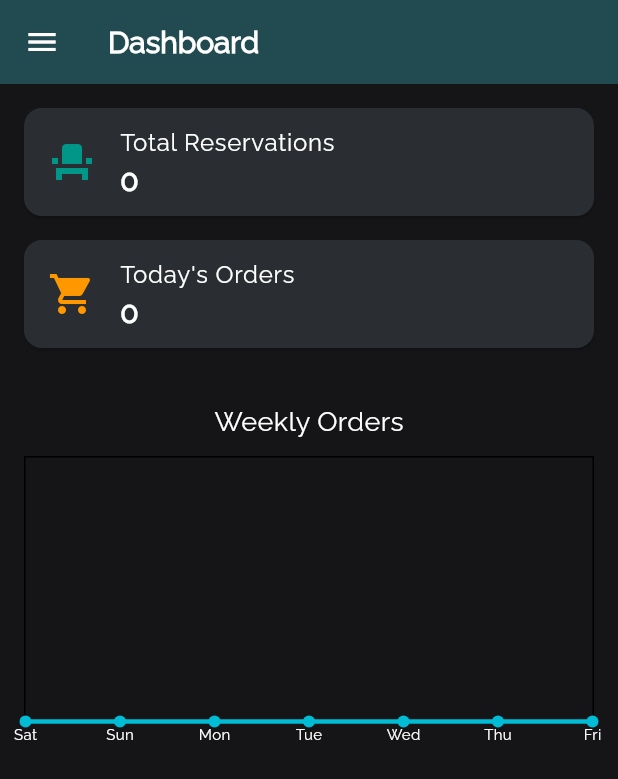
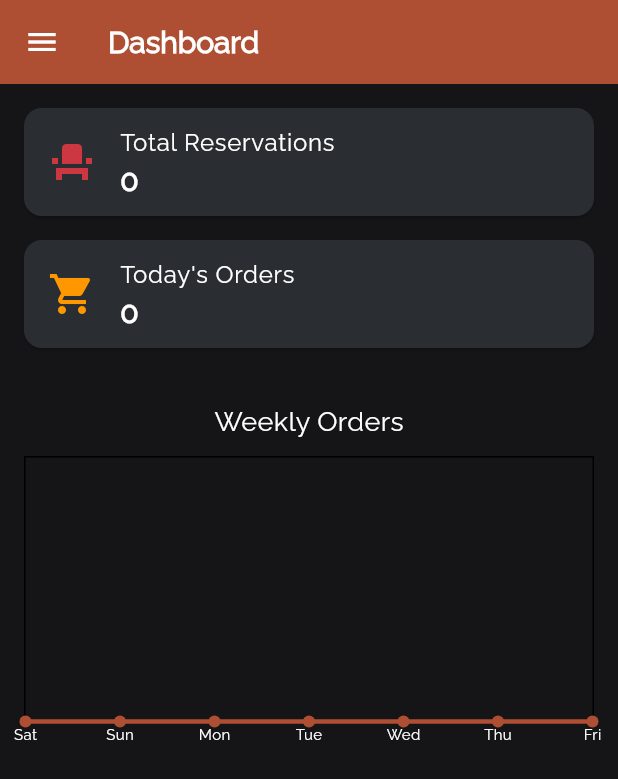
Before and after one commit to azzas7dawy/RestaurentApp, a Flutter app: the DashboardHomeScreen screen opened by its route, on a phone screen of 412 x 824 dp. Shown: the top 779 px of the screen. Run offline on Flutter 3.47's test engine with Material 3 defaults, Android fonts, the phone set to English and light mode, and no system bars; drawn by our look-alikes of fl_chart; our stand-ins replace animated_text_kit, bloc, cached_network_image, carousel_slider, cloud_firestore, device_preview and 14 more; missing offline and left inert: paymob_payment; accounts and stored records are empty.

Commit message:
add some updates

```diff
--- a/lib/main.dart
+++ b/lib/main.dart
@@ -250,7 +250,7 @@ class MyApp extends StatelessWidget {
                 } else {
                   return const Center(
                     child: CircularProgressIndicator(
-                      color: ColorsUtility.progressIndictorColor,
+                      color: ColorsUtility.reserveTableColor,
                     ),
                   );
                 }
--- a/lib/screens/adminDashbord/admin/admin_dashboard.dart
+++ b/lib/screens/adminDashbord/admin/admin_dashboard.dart
@@ -8,6 +8,8 @@ import 'package:restrant_app/screens/adminDashbord/admin/admin_orders_screen.dar
 import 'package:restrant_app/screens/adminDashbord/admin/orders_screen.dart';
 import 'package:restrant_app/screens/adminDashbord/admin/statistics_screen.dart';
 import 'package:restrant_app/screens/adminDashbord/chat.dart';
+import 'package:restrant_app/screens/auth/login_screen.dart';
+import 'package:restrant_app/utils/colors_utility.dart';
 
 class DashboardHomeScreen extends StatefulWidget {
   const DashboardHomeScreen({super.key});
@@ -119,6 +121,11 @@ class _DashboardHomeScreenState extends State<DashboardHomeScreen> {
               onTap: () => Navigator.pushReplacementNamed(
                   context, DashboardHomeScreen.id),
             ),
+              ListTile(
+              title: const Text("Logout",
+                  style: TextStyle(color: Colors.white)),
+              onTap: () => Navigator.pushReplacement(context, MaterialPageRoute(builder: (context) => const LoginScreen(),)),
+            ),
           ],
         ),
       ),
@@ -128,14 +135,14 @@ class _DashboardHomeScreenState extends State<DashboardHomeScreen> {
                 color: Colors.white,
                 fontSize: 20,
                 fontWeight: FontWeight.bold)),
-        backgroundColor: const Color.fromARGB(255, 33, 75, 81),
+        backgroundColor:  ColorsUtility.reserveTableColor,
       ),
       body: SingleChildScrollView(
         padding: const EdgeInsets.all(16),
         child: Column(
           children: [
             _buildStatCard("Total Reservations", "$totalReservations",
-                Icons.event_seat, Colors.teal),
+                Icons.event_seat, ColorsUtility.calenderColor),
             _buildStatCard("Today's Orders", "$todaysOrders ",
                 Icons.shopping_cart, Colors.orange),
             const SizedBox(height: 20),
@@ -181,10 +188,10 @@ class _DashboardHomeScreenState extends State<DashboardHomeScreen> {
                         (index) => FlSpot(index.toDouble(),
                             (weeklyOrders.values.toList()[index]).toDouble())),
                     isCurved: true,
-                    color: Colors.cyan,
+                    color: ColorsUtility.reserveTableColor,
                     barWidth: 3,
                     belowBarData: BarAreaData(
-                        show: true, color: Colors.cyan.withOpacity(0.3)),
+                        show: true, color: ColorsUtility.reserveTableColor.withOpacity(0.3)),
                   ),
                 ],
               )),
--- a/lib/screens/adminDashbord/chat.dart
+++ b/lib/screens/adminDashbord/chat.dart
@@ -37,7 +37,7 @@ void initState() {
   }
 
   final chatId = getChatId(currentUserEmail, widget.otherUserEmail);
-  _chatRef = FirebaseDatabase.instance.ref().child('Chats').child(chatId).child('messages');
+  _chatRef = FirebaseDatabase.instance.ref().child('Chat admin').child(chatId).child('messages');
 }
 
 
@@ -62,7 +62,7 @@ void initState() {
   @override
   Widget build(BuildContext context) {
     return Scaffold(
-      appBar: AppBar(title: Text('Chat with ${widget.otherUserEmail}')),
+      appBar: AppBar(title: Text(' ${widget.otherUserEmail.replaceAll('@gmail.com', '')}')),
       body: Column(
         children: [
           Expanded(
@@ -108,7 +108,7 @@ void initState() {
                     },
                   );
                 } else {
-                  return const Center(child: Text('No messages yet.'));
+                  return const Center(child: Text('No messages yet.', style: TextStyle(color: ColorsUtility.lightMainBackgroundColor)));
                 }
               },
             ),
--- a/pubspec.yaml
+++ b/pubspec.yaml
@@ -52,7 +52,7 @@ dependencies:
   shimmer: ^3.0.0
   firebase_storage: ^12.4.5
   image_picker: ^1.1.2
-  flutter_inappwebview: 5.8.0
+  # flutter_inappwebview: 5.8.0
   flutter_localizations:
         sdk: flutter
   paymob_payment: ^0.0.1+1
```
Also changed, not shown: lib/screens/adminDashbord/admin/statistics_screen.dart (+4 -4 lines), pubspec.lock.
